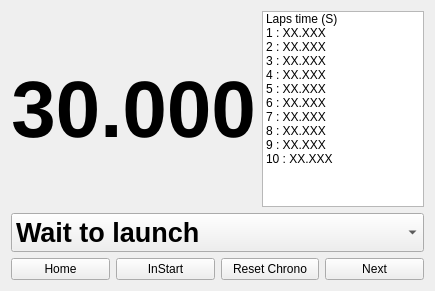
The window that F3FChrono/uichronotest/WChrono.ui (jomarin38/F3FChrono) describes before a commit, drawn with Qt 5.
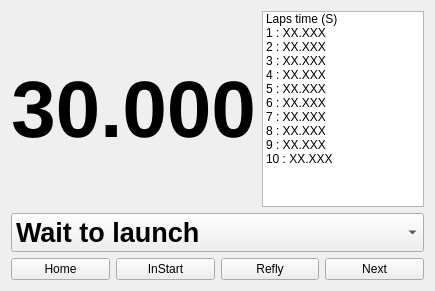
The same window after the commit.

Diff of the .ui file:
```diff
--- a/F3FChrono/uichronotest/WChrono.ui
+++ b/F3FChrono/uichronotest/WChrono.ui
@@ -207,7 +207,7 @@
        <item>
         <widget class="QPushButton" name="Btn_ResetChrono">
          <property name="text">
-          <string>Reset Chrono</string>
+          <string>Refly</string>
          </property>
          <property name="flat">
           <bool>false</bool>
```
Left out of the diff: 2 changed lines with no effect on the pictures.
